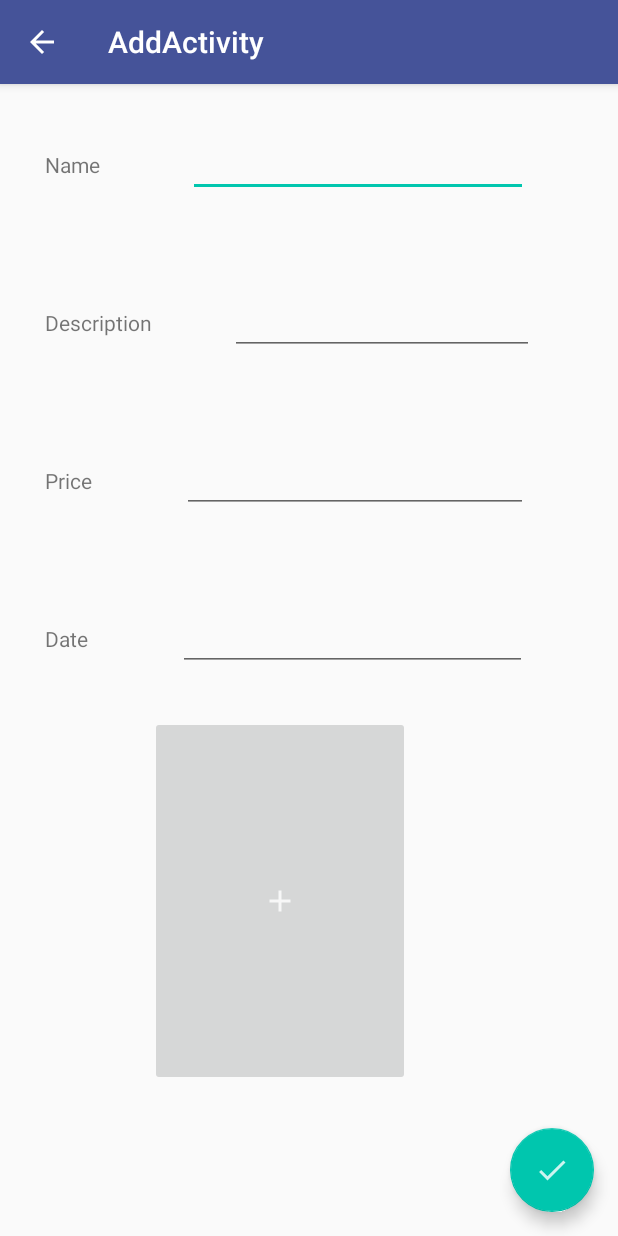
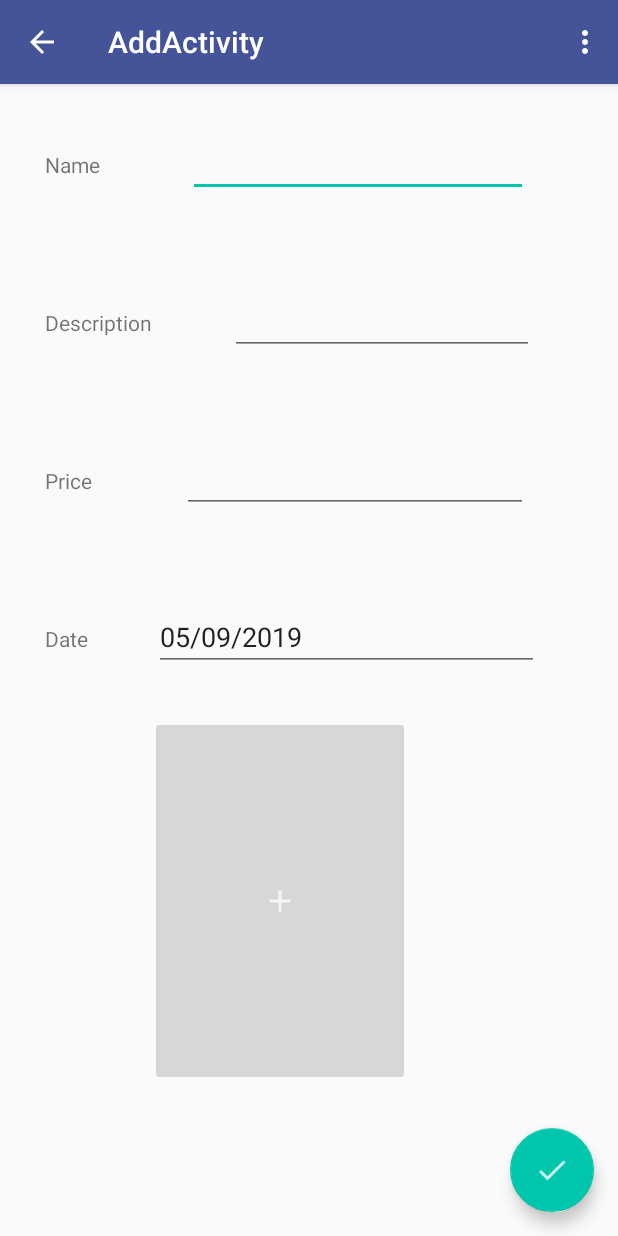
Before and after one commit to IngFreddy/costs, an Android app: the screen it shows after launch (AddActivity), after a tap on an icon or button, on a phone screen of 412 x 824 dp. Run offline under Robolectric (Android 15) with nearby library versions, the phone set to English and light mode, and no system bars.

Commit message:
Add saving of new costs

```diff
--- a/app/src/main/java/com/example/costs/AddActivity.java
+++ b/app/src/main/java/com/example/costs/AddActivity.java
@@ -1,13 +1,18 @@
 package com.example.costs;
 
+import android.content.Intent;
 import android.os.Bundle;
 
+import com.example.costs.model.CostDB;
+import com.example.costs.model.DatabaseHelper;
 import com.google.android.material.floatingactionbutton.FloatingActionButton;
 import com.google.android.material.snackbar.Snackbar;
 
 import androidx.appcompat.app.AppCompatActivity;
 import androidx.appcompat.widget.Toolbar;
 
+import android.view.Menu;
+import android.view.MenuItem;
 import android.view.View;
 import android.widget.EditText;
 import android.widget.ImageButton;
@@ -24,6 +29,10 @@ public class AddActivity extends AppCompatActivity {
         getSupportActionBar().setDisplayHomeAsUpEnabled(true);
         getSupportActionBar().setDisplayShowHomeEnabled(true);
 
+        Intent intent = getIntent();
+
+        String date = intent.getStringExtra("date");
+
         FloatingActionButton fab = findViewById(R.id.fab);
         fab.setOnClickListener(new View.OnClickListener() {
             @Override
@@ -31,11 +40,13 @@ public class AddActivity extends AppCompatActivity {
         });
 
         EditText addDateEdt = findViewById(R.id.editTextAddDate);
-//        addDateEdt.setAutofillId();
+        addDateEdt.setText(date);
+
         ImageButton imgBtn = findViewById(R.id.imgBtnRecipe);
         //imgBtn.setOnClickListener(nnew View.on);
 
     }
+
 
     private void addNewCosts(View view){
         EditText addNameEdt = findViewById(R.id.editTextAddName);
@@ -47,11 +58,45 @@ public class AddActivity extends AppCompatActivity {
 
         String date = addDateEdt.getText().toString();
         String desc = addDescEdt.getText().toString();
-        String price = addPriceEdt.getText().toString();
+        float price = Float.valueOf(addPriceEdt.getText().toString());
 
         Snackbar.make(view, name+date+desc+price, Snackbar.LENGTH_LONG)
                 .setAction("Action", null).show();
 
+        DatabaseHelper db = new DatabaseHelper(this);
+        db.insertCost(name, price, date);
+
+
+        //MainActivity.setRecyclerView();
+
+        finish();
     }
 
+    @Override
+    public boolean onCreateOptionsMenu(Menu menu) {
+        // Inflate the menu; this adds items to the action bar if it is present.
+        getMenuInflater().inflate(R.menu.menu_costs, menu);
+        return true;
+    }
+
+    @Override
+    public boolean onOptionsItemSelected(MenuItem item) {
+        // Handle action bar item clicks here. The action bar will
+        // automatically handle clicks on the Home/Up button, so long
+        // as you specify a parent activity in AndroidManifest.xml.
+        int id = item.getItemId();
+
+        //noinspection SimplifiableIfStatement
+        if (id == R.id.action_settings) {
+            return true;
+        }
+
+        if (item.getItemId() == android.R.id.home) {
+            finish();
+        }
+
+        return super.onOptionsItemSelected(item);
+    }
+
+
 }
--- a/app/src/main/java/com/example/costs/MainActivity.java
+++ b/app/src/main/java/com/example/costs/MainActivity.java
@@ -14,7 +14,10 @@ import androidx.recyclerview.widget.RecyclerView;
 import androidx.recyclerview.widget.LinearLayoutManager;
 import androidx.recyclerview.widget.DefaultItemAnimator;
 
+import java.text.DateFormat;
 import java.text.DecimalFormat;
+import java.text.SimpleDateFormat;
+import java.util.Date;
 import java.util.List;
 import java.util.ArrayList;
 
@@ -45,12 +48,7 @@ public class MainActivity extends AppCompatActivity {
         FloatingActionButton fab = findViewById(R.id.fab);
         fab.setOnClickListener(new View.OnClickListener() {
             @Override
-            public void onClick(View view) {
-                Intent myIntent = new Intent(MainActivity.this, AddActivity.class);
-                myIntent.putExtra("date", "05/09/2019");
-
-                MainActivity.this.startActivity(myIntent);
-            }
+            public void onClick(View view) {createNewCost();}
         });
 
     }
@@ -59,7 +57,7 @@ public class MainActivity extends AppCompatActivity {
      * READ informations from database
      * SETUP RecyclerView and FILL
      */
-    private void setRecyclerView(){
+    public void setRecyclerView(){
         recyclerView = findViewById(R.id.recyclerViewDates);
 
         DatabaseHelper db = new DatabaseHelper(this);
@@ -87,6 +85,17 @@ public class MainActivity extends AppCompatActivity {
             }
         }));
 
+    }
+
+    private void createNewCost(){
+        DateFormat dateFormat = new SimpleDateFormat("dd/MM/yyyy");
+        Date date = new Date();
+        String today = dateFormat.format(date);
+
+        Intent myIntent = new Intent(MainActivity.this, AddActivity.class);
+        myIntent.putExtra("date", today);
+
+        MainActivity.this.startActivity(myIntent);
     }
 
     /**
@@ -118,6 +127,14 @@ public class MainActivity extends AppCompatActivity {
             return true;
         }
 
+        if (id == R.id.action_add) {
+            createNewCost();
+        }
+
+        if (id == R.id.action_refresh) {
+            setRecyclerView();
+        }
+
         return super.onOptionsItemSelected(item);
     }
 }
--- a/app/src/main/res/menu/menu_main.xml
+++ b/app/src/main/res/menu/menu_main.xml
@@ -8,6 +8,11 @@
         android:title="@string/action_add"
         app:showAsAction="never" />
     <item
+        android:id="@+id/action_refresh"
+        android:orderInCategory="100"
+        android:title="@string/action_refresh"
+        app:showAsAction="never" />
+    <item
         android:id="@+id/action_settings"
         android:orderInCategory="100"
         android:title="@string/action_settings"
--- a/app/src/main/res/values/strings.xml
+++ b/app/src/main/res/values/strings.xml
@@ -8,4 +8,5 @@
     <string name="add_description">Description</string>
     <string name="add_price">Price</string>
     <string name="add_date">Date</string>
+    <string name="action_refresh">Refresh</string>
 </resources>
```
Also changed, not shown: app/src/main/java/com/example/costs/CostsActivity.java (+17 -1 lines), app/src/main/res/layout/activity_costs.xml (+8 -0 lines).
